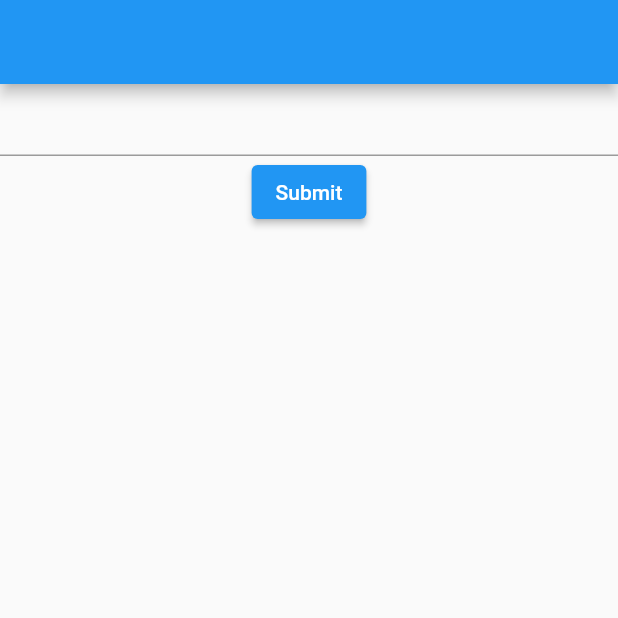
After one commit to Hems2511/accountbook, a Flutter app: the screen it shows after launch, on a phone screen of 412 x 824 dp, the top half of it. The commit adds this screen. Run offline on Flutter 3.47's test engine with Material 2 defaults, Android fonts, the light colour scheme and no system bars; our stand-ins replace get, shared_preferences, sqflite; missing offline and left inert: flutter_screen_lock; accounts and stored records are empty.

Commit message:
Initial commit

```diff
--- /dev/null
+++ b/lib/askpassword.dart
@@ -0,0 +1,55 @@
+import 'package:ac_demo/lockScreen.dart';
+import 'package:flutter/material.dart';
+import 'package:shared_preferences/shared_preferences.dart';
+
+class askpassword extends StatefulWidget {
+  const askpassword({Key? key}) : super(key: key);
+
+  @override
+  State<askpassword> createState() => _askpasswordState();
+}
+
+class _askpasswordState extends State<askpassword> {
+
+  TextEditingController t=TextEditingController();
+
+  @override
+  void initState() {
+    // TODO: implement initState
+    super.initState();
+    getpassword();
+  }
+  getpassword() async {
+    final prefs = await SharedPreferences.getInstance();
+    final String? action = prefs.getString('password');
+    if(action==null)
+      {
+        print("password not set");
+      }
+    else{
+      print("password set");
+      Navigator.pushReplacement(context, MaterialPageRoute(builder: (context) {
+        return lockScreen();
+      },));
+    }
+  }
+  @override
+  Widget build(BuildContext context) {
+    return Scaffold(
+      appBar: AppBar(),
+      body: Column(
+        children: [
+          TextField(controller: t,),
+          ElevatedButton(onPressed: () async {
+            final prefs = await SharedPreferences.getInstance();
+            await prefs.setString('password', t.text);
+            Navigator.pushReplacement(context, MaterialPageRoute(builder: (context) {
+              return lockScreen();
+            },));
+          }, child: Text("Submit"))
+        ],
+      ),
+
+    );
+  }
+}
--- a/lib/main.dart
+++ b/lib/main.dart
@@ -6,10 +6,12 @@ import 'package:sqflite/sqflite.dart';
 
 import 'Account.dart';
 import 'TransactionPage.dart';
+import 'askpassword.dart';
+import 'lockScreen.dart';
 
 void main() {
   runApp(GetMaterialApp(
-    home: MyApp(),
+    home: askpassword(),
   ));
 }
 
@@ -85,6 +87,7 @@ class MyApp extends StatelessWidget {
                 TextButton(onPressed: () {
                   Navigator.pop(context);
                 }, child: Text("Cancel")),
+                Container()
               ],
             );
           },);
--- a/pubspec.yaml
+++ b/pubspec.yaml
@@ -38,6 +38,8 @@ dependencies:
   cupertino_icons: ^1.0.2
   get:
   sqflite:
+  flutter_screen_lock:
+  shared_preferences:
 
 dev_dependencies:
   flutter_test:
```
Also changed, not shown: lib/lockScreen.dart (added, +72 -0 lines), pubspec.lock, 1 other file.
